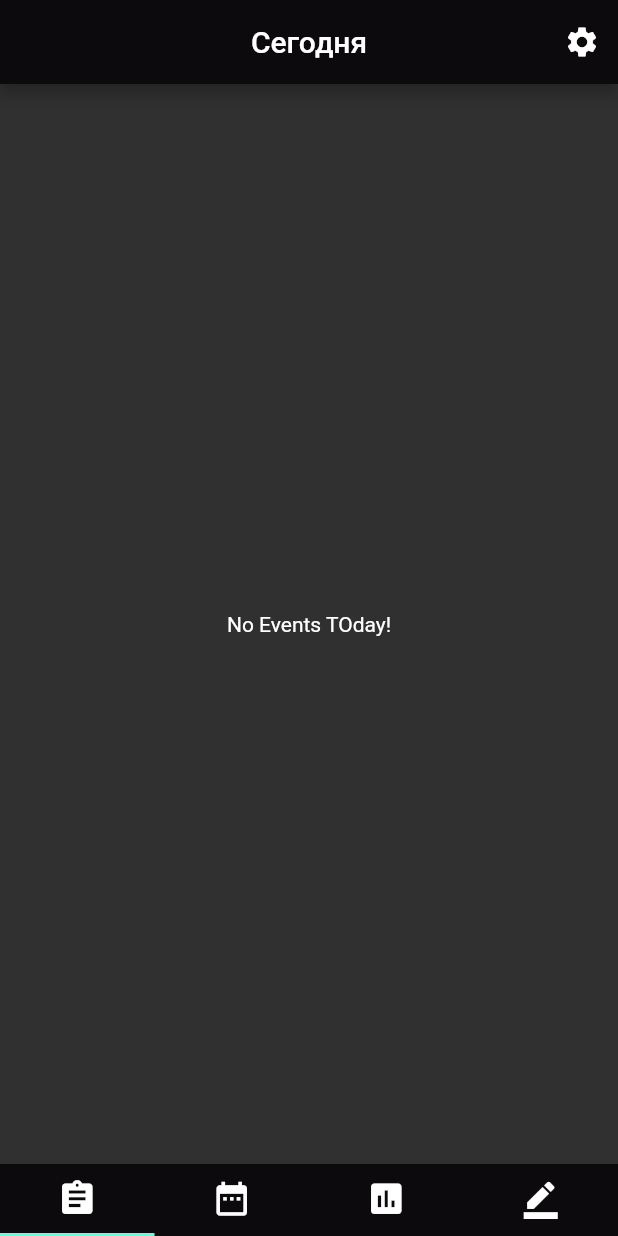
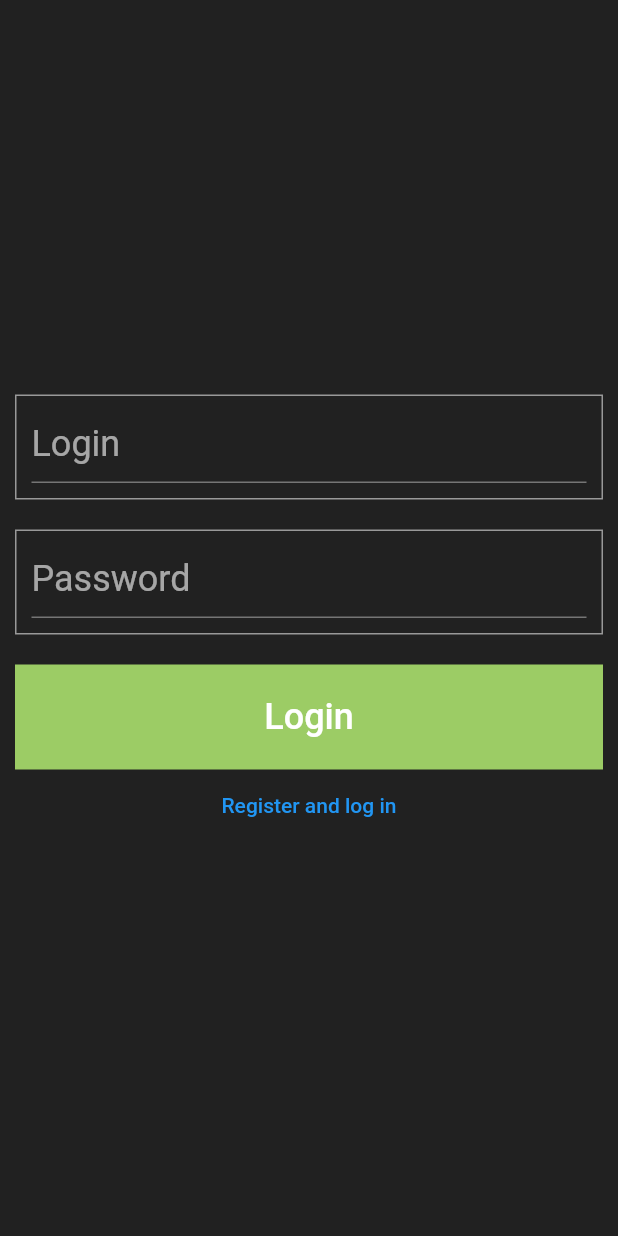
Before and after one commit to f1reworker/todoList, a Flutter app: the screen it shows after launch, on a phone screen of 412 x 824 dp. Run offline on Flutter 3.47's test engine with Material 2 defaults, Android fonts, the phone set to English and light mode, and no system bars; our stand-ins replace firebase_auth, firebase_core, syncfusion_flutter_calendar; missing offline and left inert: syncfusion_flutter_core; accounts and stored records are empty.

Commit message:
added login and password

```diff
--- a/lib/eventDataSource.dart
+++ b/lib/eventDataSource.dart
@@ -7,12 +7,18 @@ class EventDataSource extends CalendarDataSource {
     this.appointments = appointments;
   }
   Event getEvent(int index) => appointments![index] as Event;
-
+  //! Отредачена библиотка
   @override
   int getDuration(int index) => getEvent(index).duration;
 
   @override
   DateTime getDeadline(int index) => getEvent(index).deadline;
+  //!
+  @override
+  DateTime getStartTime(int index) => getEvent(index).deadline;
+
+  @override
+  DateTime getEndTime(int index) => getEvent(index).deadline;
 
   @override
   String getSubject(int index) => getEvent(index).title;
--- a/lib/main.dart
+++ b/lib/main.dart
@@ -1,19 +1,27 @@
+import 'package:firebase_core/firebase_core.dart';
 import 'package:flutter/cupertino.dart';
 import 'package:flutter/material.dart';
 import 'package:provider/provider.dart';
+import 'package:todo_list/pages/landing.dart';
+import 'package:todo_list/provider/authProvider.dart';
 import 'package:todo_list/provider/eventProvider.dart';
-
-import 'models/navigationBar.dart';
 
 const myColor = Color.fromRGBO(20, 20, 20, 100);
 const myColorPrimary = Color.fromRGBO(12, 10, 13, 1);
-void main() => runApp(MyApp());
+Future<void> main() async {
+  WidgetsFlutterBinding.ensureInitialized();
+  await Firebase.initializeApp();
+  runApp(MyApp());
+}
 
 class MyApp extends StatelessWidget {
   @override
   Widget build(BuildContext context) {
-    return ChangeNotifierProvider(
-      create: (context) => EventProvider(),
+    return MultiProvider(
+      providers: [
+        ChangeNotifierProvider<EventProvider>(create: (_) => EventProvider()),
+        ChangeNotifierProvider<AuthProvider>(create: (_) => AuthProvider()),
+      ],
       child: MaterialApp(
         title: 'My Todo',
         theme: ThemeData.dark(),
@@ -31,22 +39,13 @@ class MyApp extends StatelessWidget {
         // // ignore: deprecated_member_use
         // textTheme: TextTheme(title: TextStyle(color: Colors.white70), )
 
-        home: HomePage(),
+        home: LandingPage(),
+        debugShowCheckedModeBanner: false,
       ),
     );
   }
 }
 
-class HomePage extends StatelessWidget {
-  @override
-  Widget build(BuildContext context) {
-    return Container(
-        child: Scaffold(
-      backgroundColor: Theme.of(context).primaryColor,
-      body: NavigationBar(),
-    ));
-  }
-}
 
 
 //TODO: воткнуть выполнение до определенного числа, время выполнения, важность, формирование сегодняшнего исходя из этих данных
--- /dev/null
+++ b/lib/pages/auth.dart
@@ -0,0 +1,95 @@
+import 'package:firebase_auth/firebase_auth.dart';
+import 'package:flutter/material.dart';
+import 'package:todo_list/pages/landing.dart';
+import 'package:provider/provider.dart';
+import 'package:todo_list/provider/authProvider.dart';
+
+String login = "";
+String password = "";
+final FirebaseAuth _firebaseAuth = FirebaseAuth.instance;
+
+class AuthorizationPage extends StatelessWidget {
+  final _loginController = TextEditingController();
+  final _passwordController = TextEditingController();
+  @override
+  Widget build(BuildContext context) {
+    final provider = Provider.of<AuthProvider>(context, listen: false);
+    return Center(
+      child: Scaffold(
+        backgroundColor: Theme.of(context).primaryColor,
+        body: Center(
+          child: Container(
+            height: 318,
+            child: Column(
+              children: <Widget>[
+                buildLogPass("Login"),
+                buildLogPass("Password"),
+                Container(
+                  width: MediaQuery.of(context).size.width,
+                  margin: EdgeInsets.fromLTRB(10, 10, 10, 0),
+                  height: 70,
+                  color: Colors.lightGreen[400],
+                  child: TextButton(
+                    child: Text(
+                      "Login",
+                      style: TextStyle(fontSize: 24, color: Colors.white),
+                    ),
+                    onPressed: () {
+                      loginIn();
+                      provider.isLogIn(isLoggedIn);
+                    },
+                  ),
+                ),
+                Container(
+                  padding: EdgeInsets.zero,
+                  margin: EdgeInsets.all(0),
+                  child: TextButton(
+                      onPressed: () {
+                        regAndLog();
+                      },
+                      child: Text("Register and log in")),
+                ),
+              ],
+            ),
+          ),
+        ),
+      ),
+    );
+  }
+
+  Widget buildLogPass(String logPass) => Container(
+      margin: EdgeInsets.all(10),
+      padding: EdgeInsets.all(10),
+      decoration: BoxDecoration(
+        border: Border.all(color: Colors.white54),
+      ),
+      height: 70,
+      child: (TextFormField(
+        cursorColor: Colors.white,
+        style: TextStyle(fontSize: 24),
+        decoration: InputDecoration(
+          border: UnderlineInputBorder(),
+          hintText: logPass,
+        ),
+        validator: (title) =>
+            title != null && title.isEmpty ? '$logPass is not empty' : null,
+        controller:
+            (logPass == "Login" ? _loginController : _passwordController),
+      )));
+
+  void loginIn() async {
+    await _firebaseAuth
+        .signInWithEmailAndPassword(
+            email: _loginController.text, password: _passwordController.text)
+        .then((value) {
+      print('Login Successful');
+      isLoggedIn = true;
+    });
+  }
+
+  void regAndLog() async {
+    await _firebaseAuth.createUserWithEmailAndPassword(
+        email: _loginController.text, password: _passwordController.text);
+    loginIn();
+  }
+}
--- /dev/null
+++ b/lib/pages/landing.dart
@@ -0,0 +1,28 @@
+import 'package:flutter/material.dart';
+import 'package:provider/provider.dart';
+import 'package:todo_list/models/navigationBar.dart';
+import 'package:todo_list/pages/auth.dart';
+import 'package:todo_list/provider/authProvider.dart';
+
+bool isLoggedIn = false;
+
+class LandingPage extends StatelessWidget {
+  const LandingPage({Key? key}) : super(key: key);
+
+  @override
+  Widget build(BuildContext context) {
+    final provider = Provider.of<AuthProvider>(context);
+    return provider.isLogggedIn ? HomePage() : AuthorizationPage();
+  }
+}
+
+class HomePage extends StatelessWidget {
+  @override
+  Widget build(BuildContext context) {
+    return Container(
+        child: Scaffold(
+      backgroundColor: Theme.of(context).primaryColor,
+      body: NavigationBar(),
+    ));
+  }
+}
--- /dev/null
+++ b/lib/provider/authProvider.dart
@@ -0,0 +1,12 @@
+import 'package:flutter/widgets.dart';
+import 'package:todo_list/pages/landing.dart';
+
+bool _isLoggedIn = isLoggedIn;
+
+class AuthProvider with ChangeNotifier {
+  bool get isLogggedIn => _isLoggedIn;
+  void isLogIn(bool isLoggedIn) {
+    _isLoggedIn = isLoggedIn;
+    notifyListeners();
+  }
+}
```
Also changed, not shown: lib/pages/eventEditingPage.dart (+7 -6 lines), pubspec.yaml (+9 -1 lines), pubspec.lock, 3 other files.
